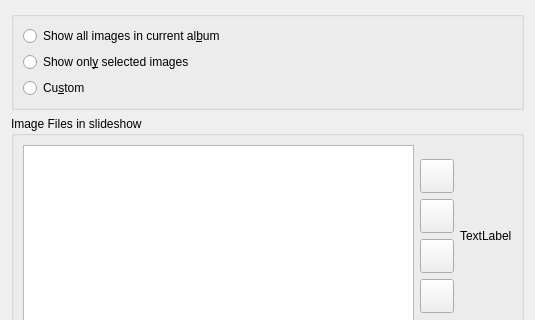
The window that advancedslideshow/maindialog.ui (KDE/kipi-plugins) describes before a commit, drawn with Qt 5; both pictures show x 0 to 535 and y 0 to 320 of the 535 by 569 pixel window.
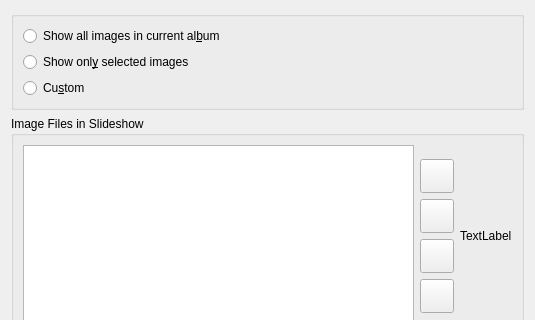
The same window after the commit. Custom widgets are drawn as their Qt base class.

```diff
--- a/advancedslideshow/maindialog.ui
+++ b/advancedslideshow/maindialog.ui
@@ -52,7 +52,7 @@
       <string>Preview the currently selected image.</string>
      </property>
      <property name="title" >
-      <string>Image Files in slideshow</string>
+      <string>Image Files in Slideshow</string>
      </property>
      <layout class="QGridLayout" name="gridLayout_3" >
       <item row="0" column="0" >
```
Left out of the diff: 8 changed lines with no effect on the pictures.
